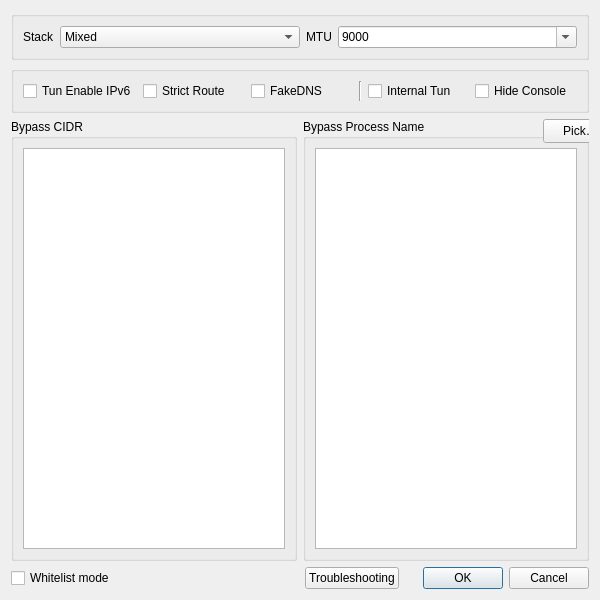
Old version of the form src/ui/dialog_vpn_settings.ui in the repository Ogstra/proxor.
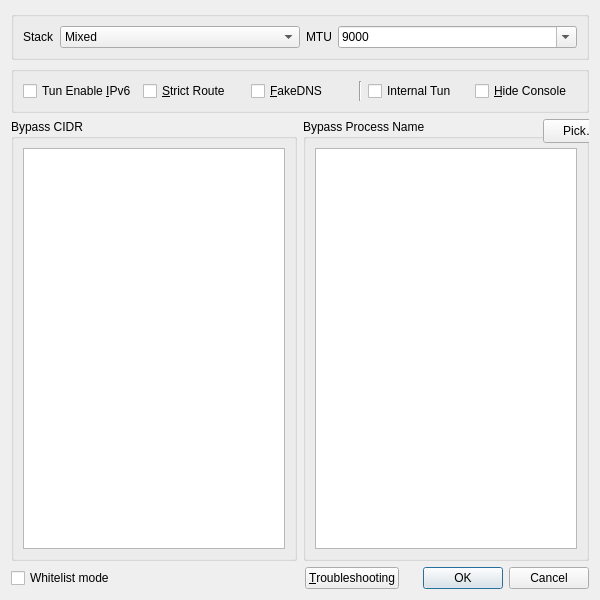
New version of the form.

Commit message: fix(ui): On-Demand and Tun settings give reasons in tooltips, validate an empty SSID list, explicit tab order

What changed in the file:
```diff
--- a/src/ui/dialog_vpn_settings.ui
+++ b/src/ui/dialog_vpn_settings.ui
@@ -100,21 +100,21 @@
       <item>
        <widget class="QCheckBox" name="vpn_ipv6">
         <property name="text">
-         <string>Tun Enable IPv6</string>
+         <string>Tun Enable &amp;IPv6</string>
         </property>
        </widget>
       </item>
       <item>
        <widget class="QCheckBox" name="strict_route">
         <property name="text">
-         <string notr="true">Strict Route</string>
+         <string notr="true">&amp;Strict Route</string>
         </property>
        </widget>
       </item>
       <item>
        <widget class="QCheckBox" name="fake_dns">
         <property name="text">
-         <string notr="true">FakeDNS</string>
+         <string notr="true">&amp;FakeDNS</string>
         </property>
        </widget>
       </item>
@@ -139,7 +139,7 @@
       <item>
        <widget class="QCheckBox" name="hide_console">
         <property name="text">
-         <string>Hide Console</string>
+         <string>&amp;Hide Console</string>
         </property>
        </widget>
       </item>
@@ -221,7 +221,7 @@
      <item>
       <widget class="QPushButton" name="troubleshooting">
        <property name="text">
-        <string>Troubleshooting</string>
+        <string>&amp;Troubleshooting</string>
        </property>
       </widget>
      </item>
```
The commit also changes 4 other files.
